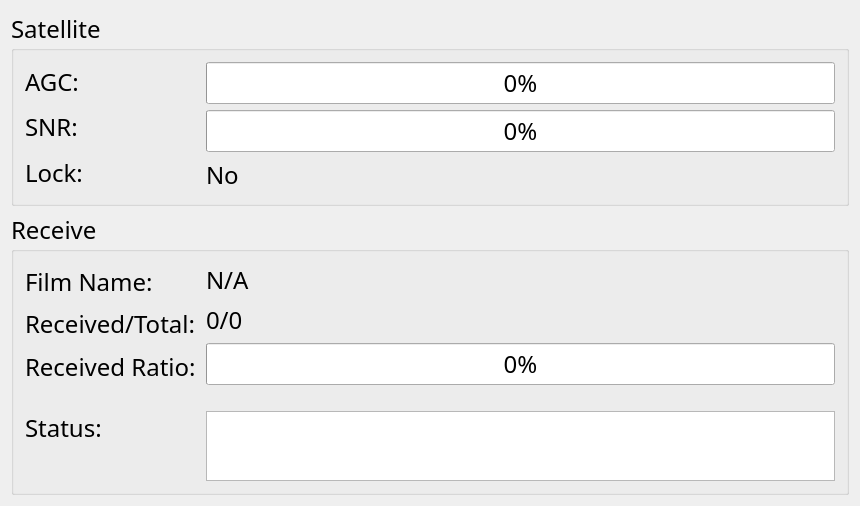
This is src/UI/CineCastUi/CineCastUi/status.ui in killerlife/CineCast as Qt 5 draws it before an edit. The edited form follows.
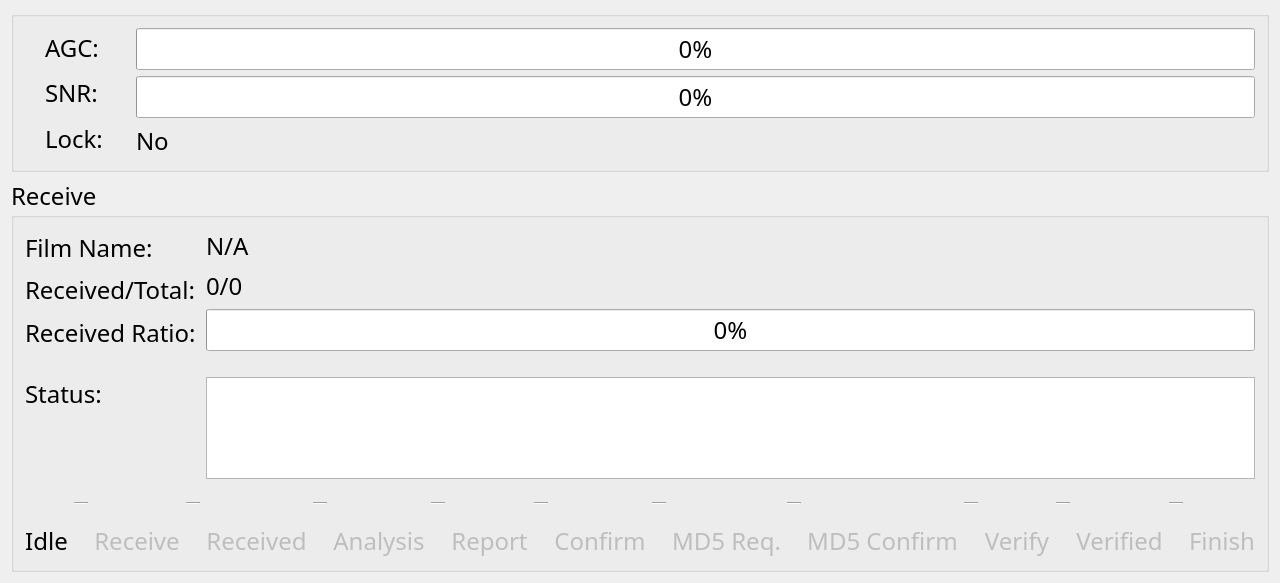
This is the edited form. Icons and pictures are not drawn.

Patch:
```diff
--- a/src/UI/CineCastUi/CineCastUi/status.ui
+++ b/src/UI/CineCastUi/CineCastUi/status.ui
@@ -5,8 +5,8 @@
    <rect>
     <x>0</x>
     <y>0</y>
-    <width>860</width>
-    <height>492</height>
+    <width>1266</width>
+    <height>583</height>
    </rect>
   </property>
   <property name="font" >
@@ -37,25 +37,32 @@
        <strikeout>false</strikeout>
       </font>
      </property>
-     <property name="title" >
-      <string>Satellite</string>
-     </property>
      <layout class="QVBoxLayout" name="verticalLayout" >
       <item>
        <layout class="QHBoxLayout" name="horizontalLayout_6" >
+        <item>
+         <widget class="QLabel" name="label" >
+          <property name="text" >
+           <string/>
+          </property>
+          <property name="pixmap" >
+           <pixmap resource="cinecastui.qrc" >:/CineCastUi/Resources/satellite.png</pixmap>
+          </property>
+         </widget>
+        </item>
         <item>
          <layout class="QVBoxLayout" name="verticalLayout_4" >
           <item>
            <widget class="QLabel" name="agc" >
             <property name="minimumSize" >
              <size>
-              <width>175</width>
+              <width>85</width>
               <height>0</height>
              </size>
             </property>
             <property name="maximumSize" >
              <size>
-              <width>175</width>
+              <width>85</width>
               <height>16777215</height>
              </size>
             </property>
@@ -68,13 +75,13 @@
            <widget class="QLabel" name="label_2" >
             <property name="minimumSize" >
              <size>
-              <width>175</width>
+              <width>85</width>
               <height>0</height>
              </size>
             </property>
             <property name="maximumSize" >
              <size>
-              <width>175</width>
+              <width>85</width>
               <height>16777215</height>
              </size>
             </property>
@@ -87,13 +94,13 @@
            <widget class="QLabel" name="label_3" >
             <property name="minimumSize" >
              <size>
-              <width>175</width>
+              <width>85</width>
               <height>0</height>
              </size>
             </property>
             <property name="maximumSize" >
              <size>
-              <width>175</width>
+              <width>85</width>
               <height>16777215</height>
              </size>
             </property>
@@ -278,6 +285,9 @@
            <layout class="QHBoxLayout" name="horizontalLayout_10" >
             <item>
              <widget class="QProgressBar" name="progressBar_Revceiver_length" >
+              <property name="maximum" >
+               <number>10000</number>
+              </property>
               <property name="value" >
                <number>0</number>
               </property>
@@ -356,6 +366,634 @@
         </item>
        </layout>
       </item>
+      <item>
+       <layout class="QHBoxLayout" name="horizontalLayout_4" >
+        <item>
+         <layout class="QVBoxLayout" name="verticalLayout_8" >
+          <item>
+           <widget class="QLabel" name="label_11" >
+            <property name="pixmap" >
+             <pixmap resource="cinecastui.qrc" >:/CineCastUi/Resources/idle.png</pixmap>
+            </property>
+            <property name="alignment" >
+             <set>Qt::AlignCenter</set>
+            </property>
+           </widget>
+          </item>
+          <item>
+           <widget class="QLabel" name="label_10" >
+            <property name="text" >
+             <string>Idle</string>
+            </property>
+            <property name="alignment" >
+             <set>Qt::AlignCenter</set>
+            </property>
+           </widget>
+          </item>
+         </layout>
+        </item>
+        <item>
+         <layout class="QVBoxLayout" name="verticalLayout_12" >
+          <item>
+           <widget class="Line" name="line" >
+            <property name="minimumSize" >
+             <size>
+              <width>0</width>
+              <height>32</height>
+             </size>
+            </property>
+            <property name="orientation" >
+             <enum>Qt::Horizontal</enum>
+            </property>
+           </widget>
+          </item>
+          <item>
+           <widget class="QLabel" name="label_19" >
+            <property name="maximumSize" >
+             <size>
+              <width>16777215</width>
+              <height>29</height>
+             </size>
+            </property>
+            <property name="text" >
+             <string/>
+            </property>
+           </widget>
+          </item>
+         </layout>
+        </item>
+        <item>
+         <layout class="QVBoxLayout" name="verticalLayout_11" >
+          <item>
+           <widget class="QLabel" name="label_13" >
+            <property name="enabled" >
+             <bool>false</bool>
+            </property>
+            <property name="pixmap" >
+             <pixmap resource="cinecastui.qrc" >:/CineCastUi/Resources/recv.png</pixmap>
+            </property>
+            <property name="alignment" >
+             <set>Qt::AlignCenter</set>
+            </property>
+           </widget>
+          </item>
+          <item>
+           <widget class="QLabel" name="label_12" >
+            <property name="enabled" >
+             <bool>false</bool>
+            </property>
+            <property name="text" >
+             <string>Receive</string>
+            </property>
+            <property name="alignment" >
+             <set>Qt::AlignCenter</set>
+            </property>
+           </widget>
+          </item>
+         </layout>
+        </item>
+        <item>
+         <layout class="QVBoxLayout" name="verticalLayout_22" >
+          <item>
+           <widget class="Line" name="line_2" >
+            <property name="minimumSize" >
+             <size>
+              <width>0</width>
+              <height>32</height>
+             </size>
+            </property>
+            <property name="orientation" >
+             <enum>Qt::Horizontal</enum>
+            </property>
+           </widget>
+          </item>
+          <item>
+           <widget class="QLabel" name="label_32" >
+            <property name="maximumSize" >
+             <size>
+              <width>16777215</width>
+              <height>29</height>
+             </size>
+            </property>
+            <property name="text" >
+             <string/>
+            </property>
+           </widget>
+          </item>
+         </layout>
+        </item>
+        <item>
+         <layout class="QVBoxLayout" name="verticalLayout_15" >
+          <item>
+           <widget class="QLabel" name="label_21" >
+            <property name="enabled" >
+             <bool>false</bool>
+            </property>
+            <property name="pixmap" >
+             <pixmap resource="cinecastui.qrc" >:/CineCastUi/Resources/idle.png</pixmap>
+            </property>
+            <property name="alignment" >
+             <set>Qt::AlignCenter</set>
+            </property>
+           </widget>
+          </item>
+          <item>
+           <widget class="QLabel" name="label_20" >
+            <property name="enabled" >
+             <bool>false</bool>
+            </property>
+            <property name="text" >
+             <string>Received</string>
+            </property>
+            <property name="alignment" >
+             <set>Qt::AlignCenter</set>
+            </property>
+           </widget>
+          </item>
+         </layout>
+        </item>
+        <item>
+         <layout class="QVBoxLayout" name="verticalLayout_68" >
+          <item>
+           <widget class="Line" name="line_26" >
+            <property name="minimumSize" >
+             <size>
+              <width>0</width>
+              <height>32</height>
+             </size>
+            </property>
+            <property name="orientation" >
+             <enum>Qt::Horizontal</enum>
+            </property>
+           </widget>
+          </item>
+          <item>
+           <widget class="QLabel" name="label_100" >
+            <property name="maximumSize" >
+             <size>
+              <width>16777215</width>
+              <height>29</height>
+             </size>
+            </property>
+            <property name="text" >
+             <string/>
+            </property>
+           </widget>
+          </item>
+         </layout>
+        </item>
+        <item>
+         <layout class="QVBoxLayout" name="verticalLayout_13" >
+          <item>
+           <widget class="QLabel" name="label_15" >
+            <property name="enabled" >
+             <bool>false</bool>
+            </property>
+            <property name="pixmap" >
+             <pixmap resource="cinecastui.qrc" >:/CineCastUi/Resources/analysis.png</pixmap>
+            </property>
+            <property name="alignment" >
+             <set>Qt::AlignCenter</set>
+            </property>
+           </widget>
+          </item>
+          <item>
+           <widget class="QLabel" name="label_14" >
+            <property name="enabled" >
+             <bool>false</bool>
+            </property>
+            <property name="text" >
+             <string>Analysis</string>
+            </property>
+            <property name="alignment" >
+             <set>Qt::AlignCenter</set>
+            </property>
+           </widget>
+          </item>
+         </layout>
+        </item>
+        <item>
+         <layout class="QVBoxLayout" name="verticalLayout_24" >
+          <item>
+           <widget class="Line" name="line_3" >
+            <property name="minimumSize" >
+             <size>
+              <width>0</width>
+              <height>32</height>
+             </size>
+            </property>
+            <property name="orientation" >
+             <enum>Qt::Horizontal</enum>
+            </property>
+           </widget>
+          </item>
+          <item>
+           <widget class="QLabel" name="label_33" >
+            <property name="maximumSize" >
+             <size>
+              <width>16777215</width>
+              <height>29</height>
+             </size>
+            </property>
+            <property name="text" >
+             <string/>
+            </property>
+           </widget>
+          </item>
+         </layout>
+        </item>
+        <item>
+         <layout class="QVBoxLayout" name="verticalLayout_14" >
+          <item>
+           <widget class="QLabel" name="label_17" >
+            <property name="enabled" >
+             <bool>false</bool>
+            </property>
+            <property name="pixmap" >
+             <pixmap resource="cinecastui.qrc" >:/CineCastUi/Resources/report.png</pixmap>
+            </property>
+            <property name="alignment" >
+             <set>Qt::AlignCenter</set>
+            </property>
+           </widget>
+          </item>
+          <item>
+           <widget class="QLabel" name="label_16" >
+            <property name="enabled" >
+             <bool>false</bool>
+            </property>
+            <property name="text" >
+             <string>Report</string>
+            </property>
+            <property name="alignment" >
+             <set>Qt::AlignCenter</set>
+            </property>
+           </widget>
+          </item>
+         </layout>
+        </item>
+        <item>
+         <layout class="QVBoxLayout" name="verticalLayout_25" >
+          <item>
+           <widget class="Line" name="line_4" >
+            <property name="minimumSize" >
+             <size>
+              <width>0</width>
+              <height>32</height>
+             </size>
+            </property>
+            <property name="orientation" >
+             <enum>Qt::Horizontal</enum>
+            </property>
+           </widget>
+          </item>
+          <item>
+           <widget class="QLabel" name="label_34" >
+            <property name="maximumSize" >
+             <size>
+              <width>16777215</width>
+              <height>29</height>
+             </size>
+            </property>
+            <property name="text" >
+             <string/>
+            </property>
+           </widget>
+          </item>
+         </layout>
+        </item>
+        <item>
+         <layout class="QVBoxLayout" name="verticalLayout_17" >
+          <item>
+           <widget class="QLabel" name="label_23" >
+            <property name="enabled" >
+             <bool>false</bool>
+            </property>
+            <property name="pixmap" >
+             <pixmap resource="cinecastui.qrc" >:/CineCastUi/Resources/idle.png</pixmap>
+            </property>
+            <property name="alignment" >
+             <set>Qt::AlignCenter</set>
+            </property>
+           </widget>
+          </item>
+          <item>
+           <widget class="QLabel" name="label_22" >
+            <property name="enabled" >
+             <bool>false</bool>
+            </property>
+            <property name="text" >
+             <string>Confirm</string>
+            </property>
+            <property name="alignment" >
+             <set>Qt::AlignCenter</set>
+            </property>
+           </widget>
+          </item>
+         </layout>
+        </item>
+        <item>
+         <layout class="QVBoxLayout" name="verticalLayout_26" >
+          <item>
+           <widget class="Line" name="line_5" >
+            <property name="minimumSize" >
+             <size>
+              <width>0</width>
+              <height>32</height>
+             </size>
+            </property>
+            <property name="orientation" >
+             <enum>Qt::Horizontal</enum>
+            </property>
+           </widget>
+          </item>
+          <item>
+           <widget class="QLabel" name="label_35" >
+            <property name="maximumSize" >
+             <size>
+              <width>16777215</width>
+              <height>29</height>
+             </size>
+            </property>
+            <property name="text" >
+             <string/>
+            </property>
+           </widget>
+          </item>
+         </layout>
+        </item>
+        <item>
+         <layout class="QVBoxLayout" name="verticalLayout_18" >
+          <item>
+           <widget class="QLabel" name="label_25" >
+            <property name="enabled" >
+             <bool>false</bool>
+            </property>
+            <property name="pixmap" >
+             <pixmap resource="cinecastui.qrc" >:/CineCastUi/Resources/idle.png</pixmap>
+            </property>
+            <property name="alignment" >
+             <set>Qt::AlignCenter</set>
+            </property>
+           </widget>
+          </item>
+          <item>
+           <widget class="QLabel" name="label_24" >
+            <property name="enabled" >
+             <bool>false</bool>
+            </property>
+            <property name="text" >
+             <string>MD5 Req.</string>
+            </property>
+            <property name="alignment" >
+             <set>Qt::AlignCenter</set>
+            </property>
+           </widget>
+          </item>
+         </layout>
+        </item>
+        <item>
+         <layout class="QVBoxLayout" name="verticalLayout_27" >
+          <item>
+           <widget class="Line" name="line_6" >
+            <property name="minimumSize" >
+             <size>
+              <width>0</width>
+              <height>32</height>
+             </size>
+            </property>
+            <property name="orientation" >
+             <enum>Qt::Horizontal</enum>
+            </property>
+           </widget>
+          </item>
+          <item>
+           <widget class="QLabel" name="label_36" >
+            <property name="maximumSize" >
+             <size>
+              <width>16777215</width>
+              <height>29</height>
+             </size>
+            </property>
+            <property name="text" >
+             <string/>
+            </property>
+           </widget>
+          </item>
+         </layout>
+        </item>
+        <item>
+         <layout class="QVBoxLayout" name="verticalLayout_19" >
+          <item>
+           <widget class="QLabel" name="label_27" >
+            <property name="enabled" >
+             <bool>false</bool>
+            </property>
+            <property name="pixmap" >
+             <pixmap resource="cinecastui.qrc" >:/CineCastUi/Resources/analysis.png</pixmap>
+            </property>
+            <property name="alignment" >
+             <set>Qt::AlignCenter</set>
+            </property>
+           </widget>
+          </item>
+          <item>
+           <widget class="QLabel" name="label_26" >
+            <property name="enabled" >
+             <bool>false</bool>
+            </property>
+            <property name="text" >
+             <string>MD5 Confirm</string>
+            </property>
+            <property name="alignment" >
+             <set>Qt::AlignCenter</set>
+            </property>
+           </widget>
+          </item>
+         </layout>
+        </item>
+        <item>
+         <layout class="QVBoxLayout" name="verticalLayout_28" >
+          <item>
+           <widget class="Line" name="line_7" >
+            <property name="minimumSize" >
+             <size>
+              <width>0</width>
+              <height>32</height>
+             </size>
+            </property>
+            <property name="orientation" >
+             <enum>Qt::Horizontal</enum>
+            </property>
+           </widget>
+          </item>
+          <item>
+           <widget class="QLabel" name="label_37" >
+            <property name="maximumSize" >
+             <size>
+              <width>16777215</width>
+              <height>29</height>
+             </size>
+            </property>
+            <property name="text" >
+             <string/>
+            </property>
+           </widget>
+          </item>
+         </layout>
+        </item>
+        <item>
+         <layout class="QVBoxLayout" name="verticalLayout_20" >
+          <item>
+           <widget class="QLabel" name="label_29" >
+            <property name="enabled" >
+             <bool>false</bool>
+            </property>
+            <property name="pixmap" >
+             <pixmap resource="cinecastui.qrc" >:/CineCastUi/Resources/idle.png</pixmap>
+            </property>
+            <property name="alignment" >
+             <set>Qt::AlignCenter</set>
+            </property>
+           </widget>
+          </item>
+          <item>
+           <widget class="QLabel" name="label_28" >
+            <property name="enabled" >
+             <bool>false</bool>
+            </property>
+            <property name="text" >
+             <string>Verify</string>
+            </property>
+            <property name="alignment" >
+             <set>Qt::AlignCenter</set>
+            </property>
+           </widget>
+          </item>
+         </layout>
+        </item>
+        <item>
+         <layout class="QVBoxLayout" name="verticalLayout_30" >
+          <item>
+           <widget class="Line" name="line_9" >
+            <property name="minimumSize" >
+             <size>
+              <width>0</width>
+              <height>32</height>
+             </size>
+            </property>
+            <property name="orientation" >
+             <enum>Qt::Horizontal</enum>
+            </property>
+           </widget>
+          </item>
+          <item>
+           <widget class="QLabel" name="label_39" >
+            <property name="maximumSize" >
+             <size>
+              <width>16777215</width>
+              <height>29</height>
+             </size>
+            </property>
+            <property name="text" >
+             <string/>
+            </property>
+           </widget>
+          </item>
+         </layout>
+        </item>
+        <item>
+         <layout class="QVBoxLayout" name="verticalLayout_21" >
+          <item>
+           <widget class="QLabel" name="label_31" >
+            <property name="enabled" >
+             <bool>false</bool>
+            </property>
+            <property name="pixmap" >
+             <pixmap resource="cinecastui.qrc" >:/CineCastUi/Resources/recv.png</pixmap>
+            </property>
+            <property name="alignment" >
+             <set>Qt::AlignCenter</set>
+            </property>
+           </widget>
+          </item>
+          <item>
+           <widget class="QLabel" name="label_30" >
+            <property name="enabled" >
+             <bool>false</bool>
+            </property>
+            <property name="text" >
+             <string>Verified</string>
+            </property>
+            <property name="alignment" >
+             <set>Qt::AlignCenter</set>
+            </property>
+           </widget>
+          </item>
+         </layout>
+        </item>
+        <item>
+         <layout class="QVBoxLayout" name="verticalLayout_69" >
+          <item>
+           <widget class="Line" name="line_27" >
+            <property name="minimumSize" >
+             <size>
+              <width>0</width>
+              <height>32</height>
+             </size>
+            </property>
+            <property name="orientation" >
+             <enum>Qt::Horizontal</enum>
+            </property>
+           </widget>
+          </item>
+          <item>
+           <widget class="QLabel" name="label_101" >
+            <property name="maximumSize" >
+             <size>
+              <width>16777215</width>
+              <height>29</height>
+             </size>
+            </property>
+            <property name="text" >
+             <string/>
+            </property>
+           </widget>
+          </item>
+         </layout>
+        </item>
+        <item>
+         <layout class="QVBoxLayout" name="verticalLayout_16" >
+          <item>
+           <widget class="QLabel" name="label_7" >
+            <property name="enabled" >
+             <bool>false</bool>
+            </property>
+            <property name="pixmap" >
+             <pixmap resource="cinecastui.qrc" >:/CineCastUi/Resources/finish.png</pixmap>
+            </property>
+            <property name="alignment" >
+             <set>Qt::AlignCenter</set>
+            </property>
+           </widget>
+          </item>
+          <item>
+           <widget class="QLabel" name="label_18" >
+            <property name="enabled" >
+             <bool>false</bool>
+            </property>
+            <property name="text" >
+             <string>Finish</string>
+            </property>
+            <property name="alignment" >
+             <set>Qt::AlignCenter</set>
+            </property>
+           </widget>
+          </item>
+         </layout>
+        </item>
+       </layout>
+      </item>
      </layout>
     </widget>
    </item>
```
Left out of the diff: 4 changed lines with no effect on the pictures.
